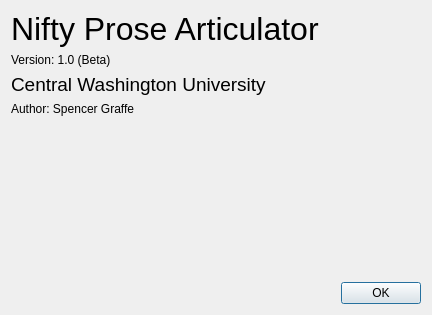
The window that src/forms/about.ui (DinoZAR/CentralAccessReader) describes before a commit, drawn with Qt 5.
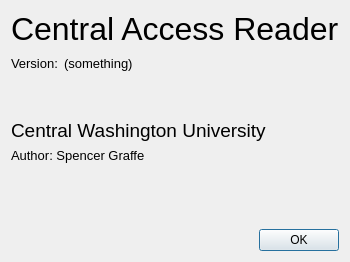
The same window after the commit.

Commit message: Renamed project to Central Acces Reader.

Patch:
```diff
--- a/src/forms/about.ui
+++ b/src/forms/about.ui
@@ -6,15 +6,13 @@
    <rect>
     <x>0</x>
     <y>0</y>
-    <width>432</width>
-    <height>315</height>
+    <width>336</width>
+    <height>262</height>
    </rect>
   </property>
   <property name="windowTitle">
    <string>About</string>
   </property>
-  <layout class="QVBoxLayout" name="verticalLayout_2">
-   <item>
     <layout class="QVBoxLayout" name="verticalLayout">
      <item>
       <widget class="QLabel" name="label">
@@ -24,16 +22,66 @@
         </font>
        </property>
        <property name="text">
-        <string>Nifty Prose Articulator</string>
+      <string>Central Access Reader</string>
        </property>
       </widget>
      </item>
+   <item>
+    <layout class="QHBoxLayout" name="horizontalLayout">
      <item>
       <widget class="QLabel" name="label_3">
+       <property name="font">
+        <font>
+         <pointsize>10</pointsize>
+        </font>
+       </property>
        <property name="text">
-        <string>Version: 1.0 (Beta)</string>
+        <string>Version:</string>
        </property>
       </widget>
+     </item>
+     <item>
+      <widget class="QLabel" name="versionLabel">
+       <property name="font">
+        <font>
+         <pointsize>10</pointsize>
+        </font>
+       </property>
+       <property name="text">
+        <string>(something)</string>
+       </property>
+      </widget>
+     </item>
+     <item>
+      <spacer name="horizontalSpacer">
+       <property name="orientation">
+        <enum>Qt::Horizontal</enum>
+       </property>
+       <property name="sizeHint" stdset="0">
+        <size>
+         <width>40</width>
+         <height>20</height>
+        </size>
+       </property>
+      </spacer>
+     </item>
+    </layout>
+   </item>
+   <item>
+    <spacer name="verticalSpacer_2">
+     <property name="orientation">
+      <enum>Qt::Vertical</enum>
+     </property>
+     <property name="sizeType">
+      <enum>QSizePolicy::Fixed</enum>
+     </property>
+     <property name="sizeHint" stdset="0">
+      <size>
+       <width>20</width>
+       <height>40</height>
+      </size>
+     </property>
+    </spacer>
      </item>
      <item>
       <widget class="QLabel" name="label_2">
@@ -49,6 +97,11 @@
      </item>
      <item>
       <widget class="QLabel" name="label_4">
+     <property name="font">
+      <font>
+       <pointsize>10</pointsize>
+      </font>
+     </property>
        <property name="text">
         <string>Author: Spencer Graffe</string>
        </property>
@@ -62,12 +115,10 @@
        <property name="sizeHint" stdset="0">
         <size>
          <width>20</width>
-         <height>40</height>
+       <height>39</height>
         </size>
        </property>
       </spacer>
-     </item>
-    </layout>
    </item>
    <item>
     <widget class="QDialogButtonBox" name="buttonBox">
```
Lines whose indentation alone changed are shown as unchanged. The commit also changes 10 other files.
